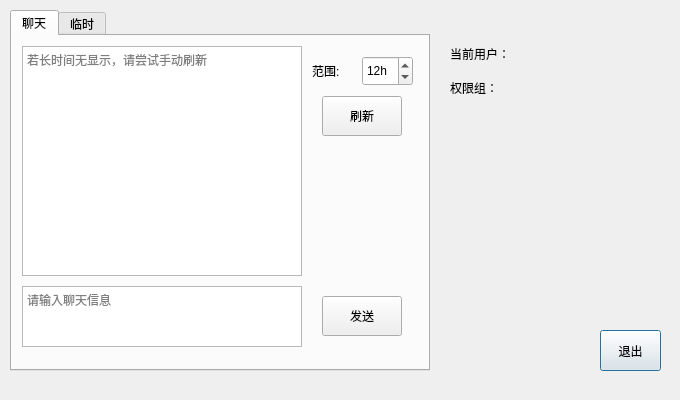
Before: the Qt Designer form Client/main.ui in MonianHello/Game, drawn with Qt 5.
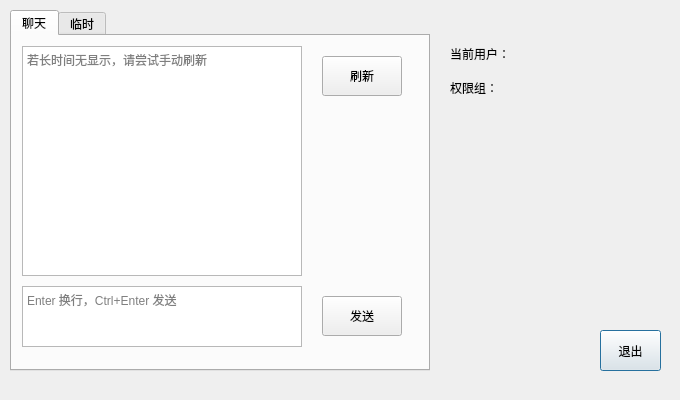
After: the same form once the commit is applied.

Commit message: 后台自动更新消息

What changed in the file:
```diff
--- a/Client/main.ui
+++ b/Client/main.ui
@@ -102,14 +102,14 @@
       </rect>
      </property>
      <property name="placeholderText">
-      <string>请输入聊天信息</string>
+      <string>Enter 换行，Ctrl+Enter 发送</string>
      </property>
     </widget>
     <widget class="QPushButton" name="refreshChatButton">
      <property name="geometry">
       <rect>
        <x>310</x>
-       <y>60</y>
+       <y>20</y>
        <width>80</width>
        <height>40</height>
       </rect>
@@ -118,41 +118,6 @@
       <string>刷新</string>
      </property>
     </widget>
-    <widget class="QSpinBox" name="timespinBox">
-     <property name="geometry">
-      <rect>
-       <x>350</x>
-       <y>20</y>
-       <width>51</width>
-       <height>30</height>
-      </rect>
-     </property>
-     <property name="suffix">
-      <string>h</string>
-     </property>
-     <property name="prefix">
-      <string/>
-     </property>
-     <property name="maximum">
-      <number>24</number>
-     </property>
-     <property name="value">
-      <number>12</number>
-     </property>
-    </widget>
-    <widget class="QLabel" name="label_3">
-     <property name="geometry">
-      <rect>
-       <x>300</x>
-       <y>22</y>
-       <width>41</width>
-       <height>26</height>
-      </rect>
-     </property>
-     <property name="text">
-      <string>范围:</string>
-     </property>
-    </widget>
    </widget>
    <widget class="QWidget" name="temp">
     <attribute name="title">
@@ -160,7 +125,7 @@
     </attribute>
    </widget>
   </widget>
-  <widget class="QWidget" name="">
+  <widget class="QWidget" name="layoutWidget">
    <property name="geometry">
     <rect>
      <x>450</x>
```
Left out of the diff: 3 changed lines with no effect on the pictures. The commit also changes 2 other files.
